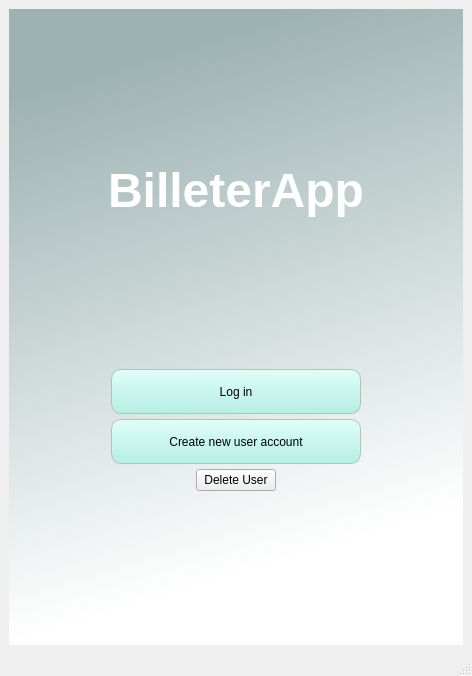
This is guicore/uis/bille_screen.ui in Igna11/billetera as Qt 5 draws it before an edit. The edited form follows.
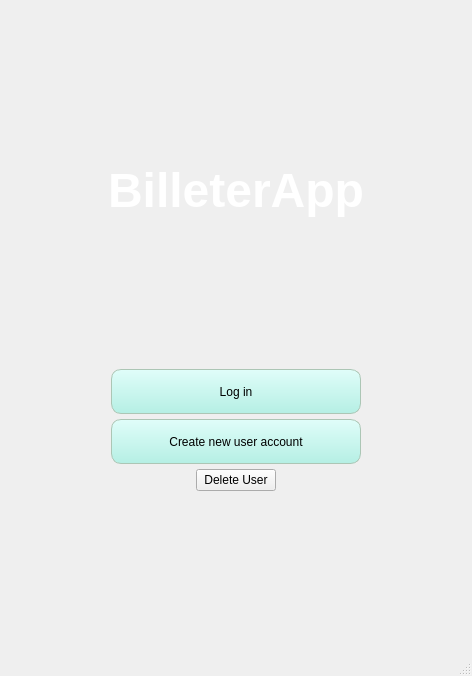
This is the edited form. Icons and pictures are not drawn.

```diff
--- a/guicore/uis/bille_screen.ui
+++ b/guicore/uis/bille_screen.ui
@@ -22,8 +22,7 @@
     <item>
      <widget class="QWidget" name="verticalWidget" native="true">
       <property name="styleSheet">
-       <string notr="true">QWidget#verticalWidget{
-background-color:qlineargradient(spread:pad, x1:0, y1:0, x2:0.207, y2:0.954545, stop:0.132159 rgba(156, 178, 178, 255), stop:1 rgba(255, 255, 255, 255))}</string>
+       <string notr="true"/>
       </property>
       <layout class="QHBoxLayout" name="horizontalLayout_3">
        <item>
```
Left out of the diff: 2 changed lines with no effect on the pictures.
